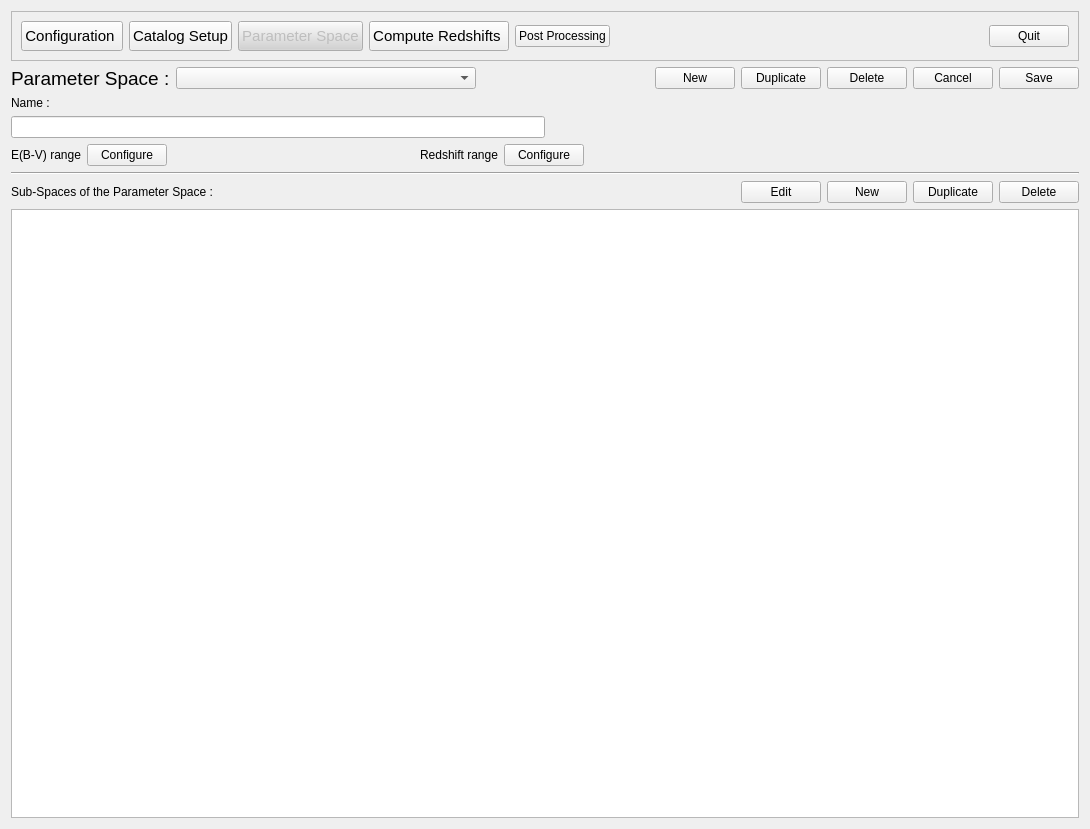
Old version of the form PhzQtUI/auxdir/PhzQtUI/FormModelSet.ui in the repository astrorama/Phosphoros.
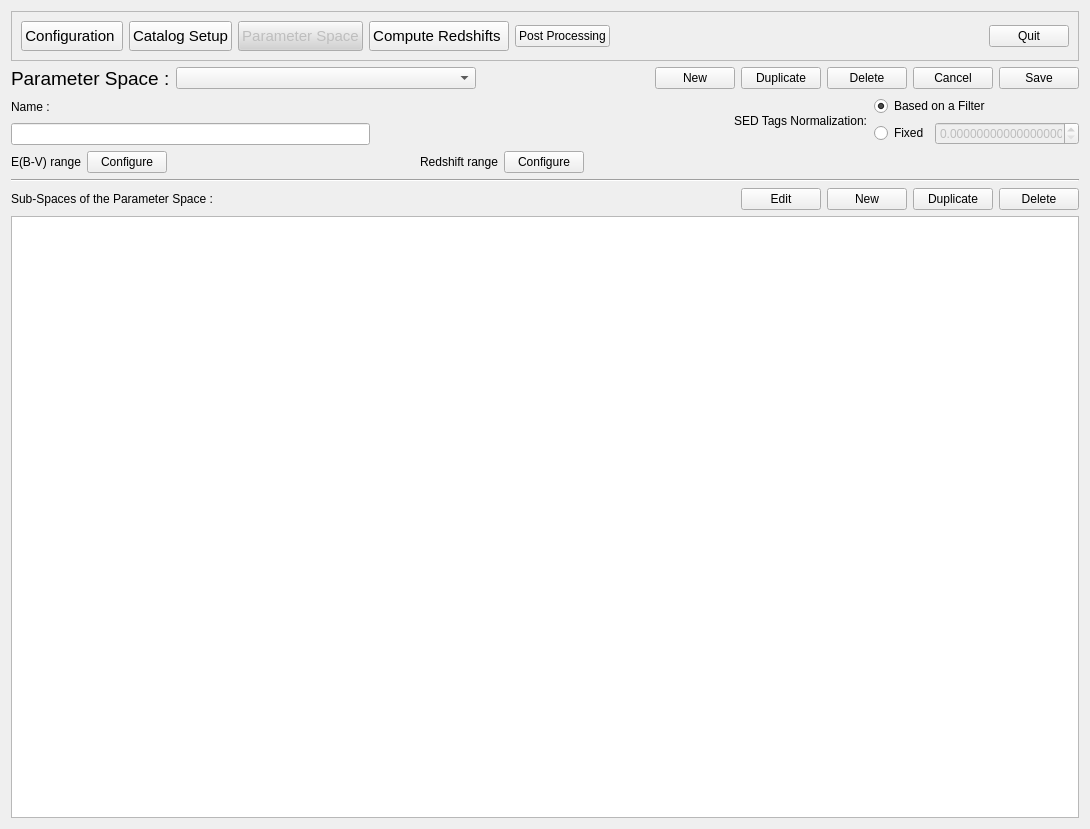
New version of the form. Custom widgets are drawn as their Qt base class.

Commit message: Add the possibility to have external SED normalization for PP

Diff of the .ui file:
```diff
--- a/PhzQtUI/auxdir/PhzQtUI/FormModelSet.ui
+++ b/PhzQtUI/auxdir/PhzQtUI/FormModelSet.ui
@@ -255,6 +255,51 @@
        </property>
       </spacer>
      </item>
+     <item>
+      <widget class="QLabel" name="label_4">
+       <property name="text">
+        <string>SED Tags Normalization:</string>
+       </property>
+      </widget>
+     </item>
+     <item>
+      <layout class="QVBoxLayout" name="verticalLayout_2">
+       <item>
+        <widget class="QRadioButton" name="rb_ST_Filter">
+         <property name="text">
+          <string>Based on a Filter</string>
+         </property>
+         <property name="checked">
+          <bool>true</bool>
+         </property>
+        </widget>
+       </item>
+       <item>
+        <layout class="QHBoxLayout" name="horizontalLayout_2">
+         <item>
+          <widget class="QRadioButton" name="rb_ST_Fixed">
+           <property name="text">
+            <string>Fixed</string>
+           </property>
+          </widget>
+         </item>
+         <item>
+          <widget class="QDoubleSpinBox" name="sb_ST_Fixed_Value">
+           <property name="enabled">
+            <bool>false</bool>
+           </property>
+           <property name="decimals">
+            <number>18</number>
+           </property>
+           <property name="maximum">
+            <double>10000000000.000000000000000</double>
+           </property>
+          </widget>
+         </item>
+        </layout>
+       </item>
+      </layout>
+     </item>
     </layout>
    </item>
    <item>
```
Left out of the diff: 4 changed lines with no effect on the pictures. The commit also changes 7 other files.
